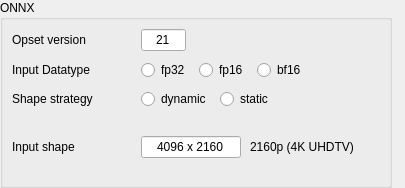
This is ui/designer/ui_onnx_widget.ui in herlegon/hconvert as Qt 5 draws it before an edit. The edited form follows.
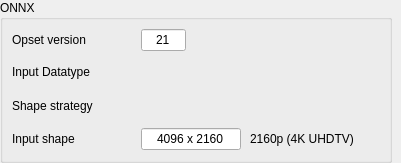
This is the edited form. Custom widgets are drawn as their Qt base class.

Patch:
```diff
--- a/ui/designer/ui_onnx_widget.ui
+++ b/ui/designer/ui_onnx_widget.ui
@@ -6,8 +6,8 @@
    <rect>
     <x>0</x>
     <y>0</y>
-    <width>405</width>
-    <height>188</height>
+    <width>401</width>
+    <height>163</height>
    </rect>
   </property>
   <property name="windowTitle">
@@ -100,67 +100,7 @@
         <item row="1" column="1">
          <layout class="QHBoxLayout" name="layout_datatype">
           <item>
-           <widget class="QRadioButton" name="radiobutton_fp32">
-            <property name="enabled">
-             <bool>true</bool>
-            </property>
-            <property name="focusPolicy">
-             <enum>Qt::FocusPolicy::NoFocus</enum>
-            </property>
-            <property name="acceptDrops">
-             <bool>false</bool>
-            </property>
-            <property name="text">
-             <string>fp32</string>
-            </property>
-            <property name="checkable">
-             <bool>true</bool>
-            </property>
-            <property name="checked">
-             <bool>false</bool>
-            </property>
-            <attribute name="buttonGroup">
-             <string notr="true">group_datatype</string>
-            </attribute>
-           </widget>
-          </item>
-          <item>
-           <widget class="QRadioButton" name="radiobutton_fp16">
-            <property name="focusPolicy">
-             <enum>Qt::FocusPolicy::NoFocus</enum>
-            </property>
-            <property name="acceptDrops">
-             <bool>false</bool>
-            </property>
-            <property name="text">
-             <string>fp16</string>
-            </property>
-            <property name="checkable">
-             <bool>true</bool>
-            </property>
-            <attribute name="buttonGroup">
-             <string notr="true">group_datatype</string>
-            </attribute>
-           </widget>
-          </item>
-          <item>
-           <widget class="QRadioButton" name="radiobutton_bf16">
-            <property name="focusPolicy">
-             <enum>Qt::FocusPolicy::NoFocus</enum>
-            </property>
-            <property name="acceptDrops">
-             <bool>false</bool>
-            </property>
-            <property name="text">
-             <string>bf16</string>
-            </property>
-            <property name="checkable">
-             <bool>true</bool>
-            </property>
-            <attribute name="buttonGroup">
-             <string notr="true">group_datatype</string>
-            </attribute>
-           </widget>
+           <widget class="HButtonGroup" name="h_button_group_dtypes"/>
           </item>
           <item>
            <spacer name="horizontalSpacer_6">
@@ -199,54 +139,7 @@
         <item row="2" column="1">
          <layout class="QHBoxLayout" name="layout_shape_strategy">
           <item>
-           <widget class="QRadioButton" name="radiobutton_dynamic">
-            <property name="focusPolicy">
-             <enum>Qt::FocusPolicy::NoFocus</enum>
-            </property>
-            <property name="acceptDrops">
-             <bool>false</bool>
-            </property>
-            <property name="text">
-             <string>dynamic</string>
-            </property>
-            <property name="checkable">
-             <bool>true</bool>
-            </property>
-            <property name="checked">
-             <bool>false</bool>
-            </property>
-            <property name="autoExclusive">
-             <bool>true</bool>
-            </property>
-            <attribute name="buttonGroup">
-             <string notr="true">group_shape_strategy</string>
-            </attribute>
-           </widget>
-          </item>
-          <item>
-           <widget class="QRadioButton" name="radiobutton_static">
-            <property name="focusPolicy">
-             <enum>Qt::FocusPolicy::NoFocus</enum>
-            </property>
-            <property name="acceptDrops">
-             <bool>false</bool>
-            </property>
-            <property name="text">
-             <string>static</string>
-            </property>
-            <property name="checkable">
-             <bool>true</bool>
-            </property>
-            <property name="checked">
-             <bool>false</bool>
-            </property>
-            <property name="autoExclusive">
-             <bool>true</bool>
-            </property>
-            <attribute name="buttonGroup">
-             <string notr="true">group_shape_strategy</string>
-            </attribute>
-           </widget>
+           <widget class="HButtonGroup" name="h_button_group_shapes"/>
           </item>
           <item>
            <spacer name="horizontalSpacer_7">
@@ -353,6 +246,13 @@
    </item>
   </layout>
  </widget>
+ <customwidgets>
+  <customwidget>
+   <class>HButtonGroup</class>
+   <extends>QWidget</extends>
+   <header>hwidgets</header>
+  </customwidget>
+ </customwidgets>
  <resources/>
  <connections/>
  <buttongroups>
```
Left out of the diff: 2 changed lines with no effect on the pictures.
